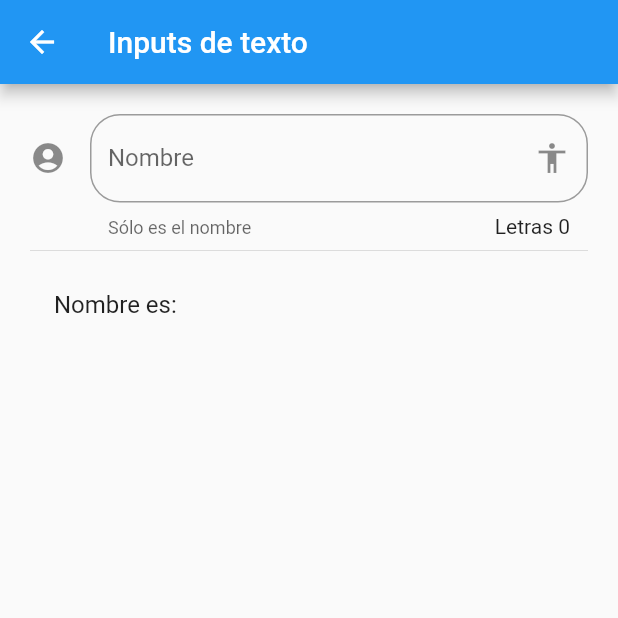
After one commit to ArthurDioses/Component_Flutter_FerHe, a Flutter app: the InputPage screen opened by its route, on a phone screen of 412 x 824 dp, the top half of it. The commit adds this screen. Run offline on Flutter 3.47's test engine with Material 2 defaults, Android fonts, the phone set to English and light mode, and no system bars.

Commit message:
Add new Page for inputs and add in router with icon

```diff
--- a/data/menu_opts.json
+++ b/data/menu_opts.json
@@ -20,6 +20,11 @@
             "ruta" : "animatedContainer",
             "icon" : "donut_large",
             "texto": "Animated Container"
+        },
+        {
+            "ruta" : "inputs",
+            "icon" : "input",
+            "texto": "Inputs"
         }
     ]
 }
--- /dev/null
+++ b/lib/src/pages/input_page.dart
@@ -0,0 +1,48 @@
+import 'package:flutter/material.dart';
+
+class InputPage extends StatefulWidget {
+  @override
+  State<InputPage> createState() => _InputPageState();
+}
+
+class _InputPageState extends State<InputPage> {
+  String _nombre = '';
+  @override
+  Widget build(BuildContext context) {
+    return Scaffold(
+      appBar: AppBar(
+        title: Text('Inputs de texto'),
+      ),
+      body: ListView(
+        padding: EdgeInsets.symmetric(horizontal: 20.0, vertical: 20.0),
+        children: <Widget>[_crearInput(), Divider(), _crearPersona()],
+      ),
+    );
+  }
+
+  Widget _crearInput() {
+    return TextField(
+      //autofocus: true,
+      textCapitalization: TextCapitalization.sentences,
+      decoration: InputDecoration(
+          border: OutlineInputBorder(borderRadius: BorderRadius.circular(20.0)),
+          counter: Text('Letras ${_nombre.length}'),
+          hintText: 'Nombre de la persona',
+          labelText: 'Nombre',
+          helperText: 'Sólo es el nombre',
+          suffixIcon: Icon(Icons.accessibility),
+          icon: Icon(Icons.account_circle)),
+      onChanged: (valor) {
+        setState(() {
+          _nombre = valor;
+        });
+      },
+    );
+  }
+
+  Widget _crearPersona() {
+    return ListTile(
+      title: Text('Nombre es: $_nombre'),
+    );
+  }
+}
--- a/lib/src/routes/routes.dart
+++ b/lib/src/routes/routes.dart
@@ -3,6 +3,7 @@ import 'package:component_flutter_ferhe/src/pages/animated_container.dart';
 import 'package:component_flutter_ferhe/src/pages/avatar_page.dart';
 import 'package:component_flutter_ferhe/src/pages/card_page.dart';
 import 'package:component_flutter_ferhe/src/pages/home_page.dart';
+import 'package:component_flutter_ferhe/src/pages/input_page.dart';
 import 'package:flutter/material.dart';
 
 Map<String, WidgetBuilder> getApplicationRoutes() {
@@ -12,5 +13,6 @@ Map<String, WidgetBuilder> getApplicationRoutes() {
     'avatar': (BuildContext context) => AvatarPage(),
     'card': (BuildContext context) => CardPage(),
     'animatedContainer': (BuildContext context) => AnimatedContainerPage(),
+    'inputs': (BuildContext context) => InputPage(),
   };
 }
--- a/lib/src/utils/icono_string_util.dart
+++ b/lib/src/utils/icono_string_util.dart
@@ -5,6 +5,7 @@ final _icons = <String, IconData>{
   'accessibility': Icons.accessibility,
   'folder_open': Icons.folder_open,
   'donut_large': Icons.donut_large,
+  'input': Icons.input,
 };
 
 Icon getIcon(String nombreIcono) {
```
